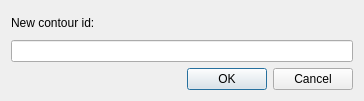
Before: the Qt Designer form src/widgets/change_border_set_id_dialog.ui in Kangie/solarus, drawn with Qt 5.
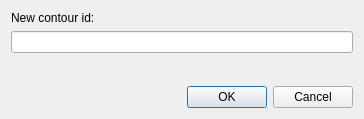
After: the same form once the commit is applied.

Patch:
```diff
--- a/src/widgets/change_border_set_id_dialog.ui
+++ b/src/widgets/change_border_set_id_dialog.ui
@@ -7,7 +7,7 @@
     <x>0</x>
     <y>0</y>
     <width>364</width>
-    <height>101</height>
+    <height>119</height>
    </rect>
   </property>
   <property name="windowTitle">
@@ -24,6 +24,22 @@
    <item>
     <widget class="QLineEdit" name="border_set_id_field"/>
    </item>
+   <item>
+    <spacer name="verticalSpacer">
+     <property name="orientation">
+      <enum>Qt::Orientation::Vertical</enum>
+     </property>
+     <property name="sizeType">
+      <enum>QSizePolicy::Policy::MinimumExpanding</enum>
+     </property>
+     <property name="sizeHint" stdset="0">
+      <size>
+       <width>0</width>
+       <height>0</height>
+      </size>
+     </property>
+    </spacer>
+   </item>
    <item>
     <widget class="QDialogButtonBox" name="button_box">
      <property name="orientation">
```
Left out of the diff: 4 changed lines with no effect on the pictures.
